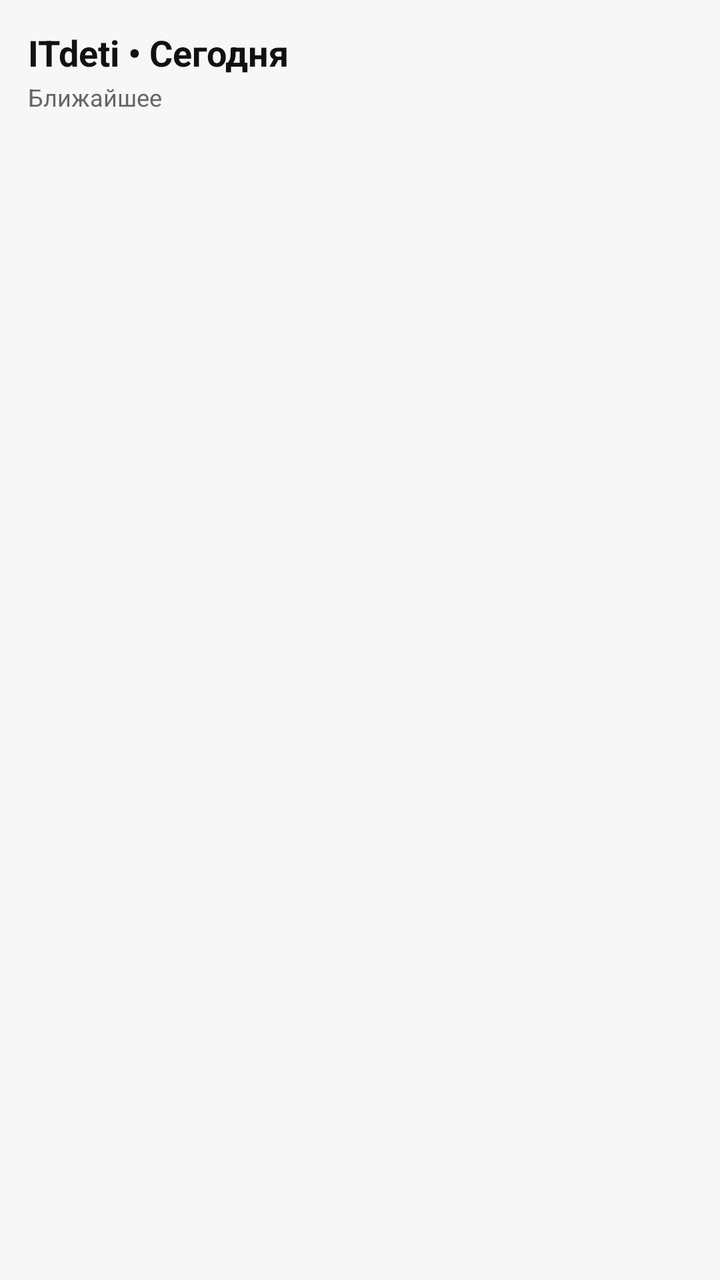
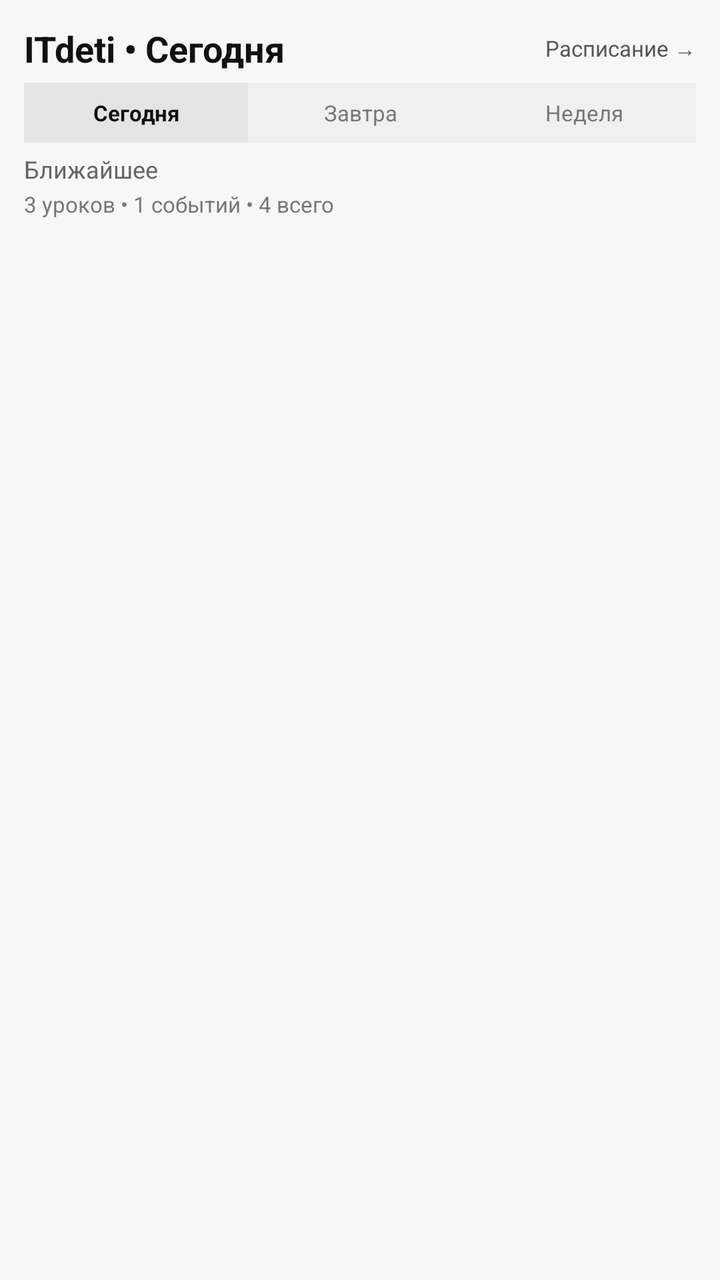

Two renders of the same Android screen: before a commit and after it. Below are the layout's source before the change and the commit's diff.
<!-- AndroidManifest.xml: application theme Theme.AppCompat.Light.NoActionBar -->
<!-- res/layout/widget_schedule.xml -->
<?xml version="1.0" encoding="utf-8"?>
<LinearLayout xmlns:android="http://schemas.android.com/apk/res/android"
    android:layout_width="match_parent"
    android:layout_height="match_parent"
    android:orientation="vertical"
    android:padding="14dp"
    android:background="#F7F7F7">

    <TextView
        android:id="@+id/widget_title"
        android:layout_width="match_parent"
        android:layout_height="wrap_content"
        android:text="ITdeti • Сегодня"
        android:textSize="18sp"
        android:textStyle="bold"
        android:textColor="#111111"
        android:maxLines="1" />

    <TextView
        android:id="@+id/widget_next"
        android:layout_width="match_parent"
        android:layout_height="wrap_content"
        android:layout_marginTop="2dp"
        android:text="Ближайшее"
        android:textSize="12sp"
        android:textColor="#666666"
        android:maxLines="1" />

    <TextView
        android:id="@+id/widget_event_1"
        android:layout_width="match_parent"
        android:layout_height="0dp"
        android:layout_weight="1"
        android:gravity="center_vertical"
        android:layout_marginTop="6dp"
        android:textSize="14sp"
        android:textColor="#222222"
        android:maxLines="2"
        android:ellipsize="end" />

    <TextView
        android:id="@+id/widget_event_2"
        android:layout_width="match_parent"
        android:layout_height="0dp"
        android:layout_weight="1"
        android:gravity="center_vertical"
        android:textSize="14sp"
        android:textColor="#222222"
        android:maxLines="2"
        android:ellipsize="end" />

    <TextView
        android:id="@+id/widget_event_3"
        android:layout_width="match_parent"
        android:layout_height="0dp"
        android:layout_weight="1"
        android:gravity="center_vertical"
        android:textSize="14sp"
        android:textColor="#222222"
        android:maxLines="2"
        android:ellipsize="end" />

</LinearLayout>
<!-- resources referenced by this layout -->
<resources>

</resources>

<!-- the commit's change to res/layout/widget_schedule.xml (unified diff, before → after) -->
@@ -3,27 +3,98 @@
     android:layout_width="match_parent"
     android:layout_height="match_parent"
     android:orientation="vertical"
-    android:padding="14dp"
+    android:padding="12dp"
     android:background="#F7F7F7">
 
-    <TextView
-        android:id="@+id/widget_title"
+    <LinearLayout
         android:layout_width="match_parent"
         android:layout_height="wrap_content"
-        android:text="ITdeti • Сегодня"
-        android:textSize="18sp"
-        android:textStyle="bold"
-        android:textColor="#111111"
-        android:maxLines="1" />
+        android:orientation="horizontal"
+        android:gravity="center_vertical">
+
+        <TextView
+            android:id="@+id/widget_title"
+            android:layout_width="0dp"
+            android:layout_height="wrap_content"
+            android:layout_weight="1"
+            android:text="ITdeti • Сегодня"
+            android:textSize="18sp"
+            android:textStyle="bold"
+            android:textColor="#111111"
+            android:maxLines="1"
+            android:ellipsize="end" />
+
+        <TextView
+            android:id="@+id/widget_more"
+            android:layout_width="wrap_content"
+            android:layout_height="wrap_content"
+            android:text="Расписание →"
+            android:textSize="11sp"
+            android:textColor="#555555"
+            android:paddingStart="6dp" />
+    </LinearLayout>
+
+    <LinearLayout
+        android:layout_width="match_parent"
+        android:layout_height="30dp"
+        android:layout_marginTop="5dp"
+        android:orientation="horizontal"
+        android:gravity="center_vertical">
+
+        <TextView
+            android:id="@+id/widget_today"
+            android:layout_width="0dp"
+            android:layout_height="match_parent"
+            android:layout_weight="1"
+            android:gravity="center"
+            android:text="Сегодня"
+            android:textSize="11sp"
+            android:textStyle="bold"
+            android:textColor="#111111"
+            android:background="#E4E4E4" />
+
+        <TextView
+            android:id="@+id/widget_tomorrow"
+            android:layout_width="0dp"
+            android:layout_height="match_parent"
+            android:layout_weight="1"
+            android:gravity="center"
+            android:text="Завтра"
+            android:textSize="11sp"
+            android:textColor="#777777"
+            android:background="#F0F0F0" />
+
+        <TextView
+            android:id="@+id/widget_week"
+            android:layout_width="0dp"
+            android:layout_height="match_parent"
+            android:layout_weight="1"
+            android:gravity="center"
+            android:text="Неделя"
+            android:textSize="11sp"
+            android:textColor="#777777"
+            android:background="#F0F0F0" />
+    </LinearLayout>
 
     <TextView
         android:id="@+id/widget_next"
         android:layout_width="match_parent"
         android:layout_height="wrap_content"
-        android:layout_marginTop="2dp"
+        android:layout_marginTop="5dp"
         android:text="Ближайшее"
         android:textSize="12sp"
         android:textColor="#666666"
+        android:maxLines="1"
+        android:ellipsize="end" />
+
+    <TextView
+        android:id="@+id/widget_summary"
+        android:layout_width="match_parent"
+        android:layout_height="wrap_content"
+        android:layout_marginTop="2dp"
+        android:text="3 уроков • 1 событий • 4 всего"
+        android:textSize="11sp"
+        android:textColor="#777777"
         android:maxLines="1" />
 
     <TextView
@@ -32,7 +103,7 @@
         android:layout_height="0dp"
         android:layout_weight="1"
         android:gravity="center_vertical"
-        android:layout_marginTop="6dp"
+        android:layout_marginTop="4dp"
         android:textSize="14sp"
         android:textColor="#222222"
         android:maxLines="2"
@@ -60,4 +131,28 @@
         android:maxLines="2"
         android:ellipsize="end" />
 
+    <TextView
+        android:id="@+id/widget_event_4"
+        android:layout_width="match_parent"
+        android:layout_height="0dp"
+        android:layout_weight="1"
+        android:gravity="center_vertical"
+        android:textSize="14sp"
+        android:textColor="#222222"
+        android:maxLines="2"
+        android:ellipsize="end"
+        android:visibility="gone" />
+
+    <TextView
+        android:id="@+id/widget_event_5"
+        android:layout_width="match_parent"
+        android:layout_height="0dp"
+        android:layout_weight="1"
+        android:gravity="center_vertical"
+        android:textSize="14sp"
+        android:textColor="#222222"
+        android:maxLines="2"
+        android:ellipsize="end"
+        android:visibility="gone" />
+
 </LinearLayout>
